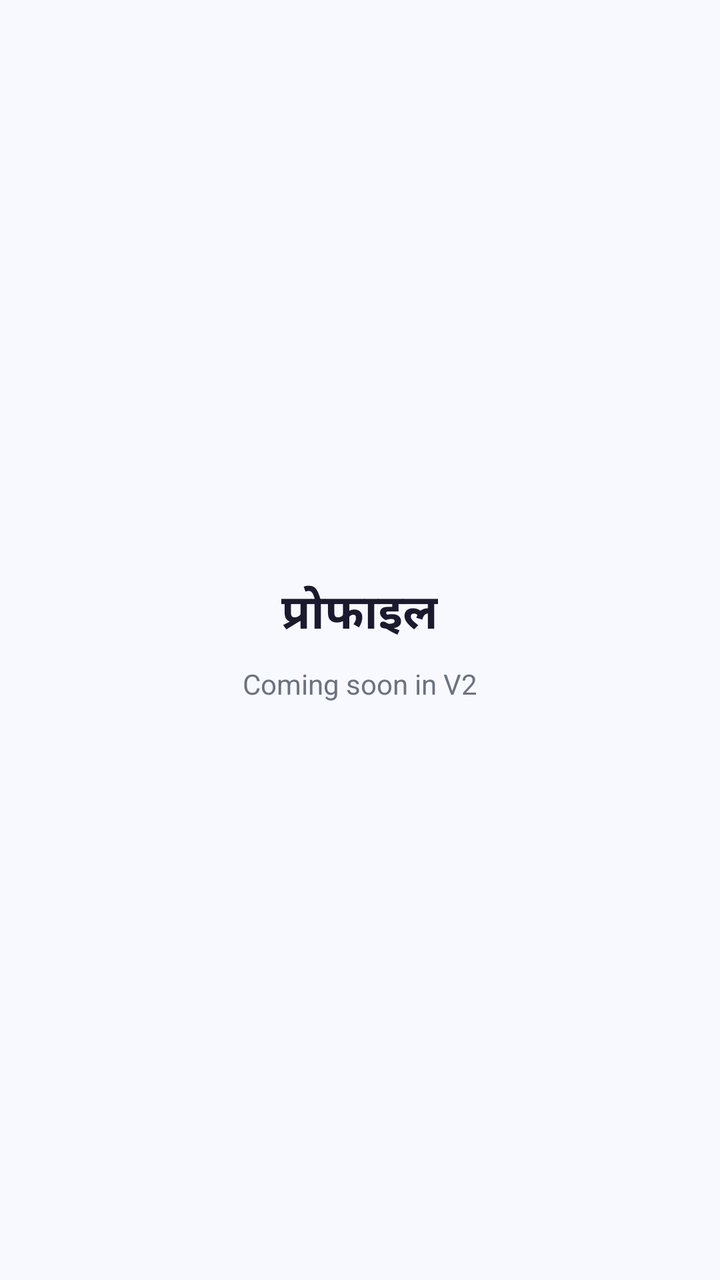
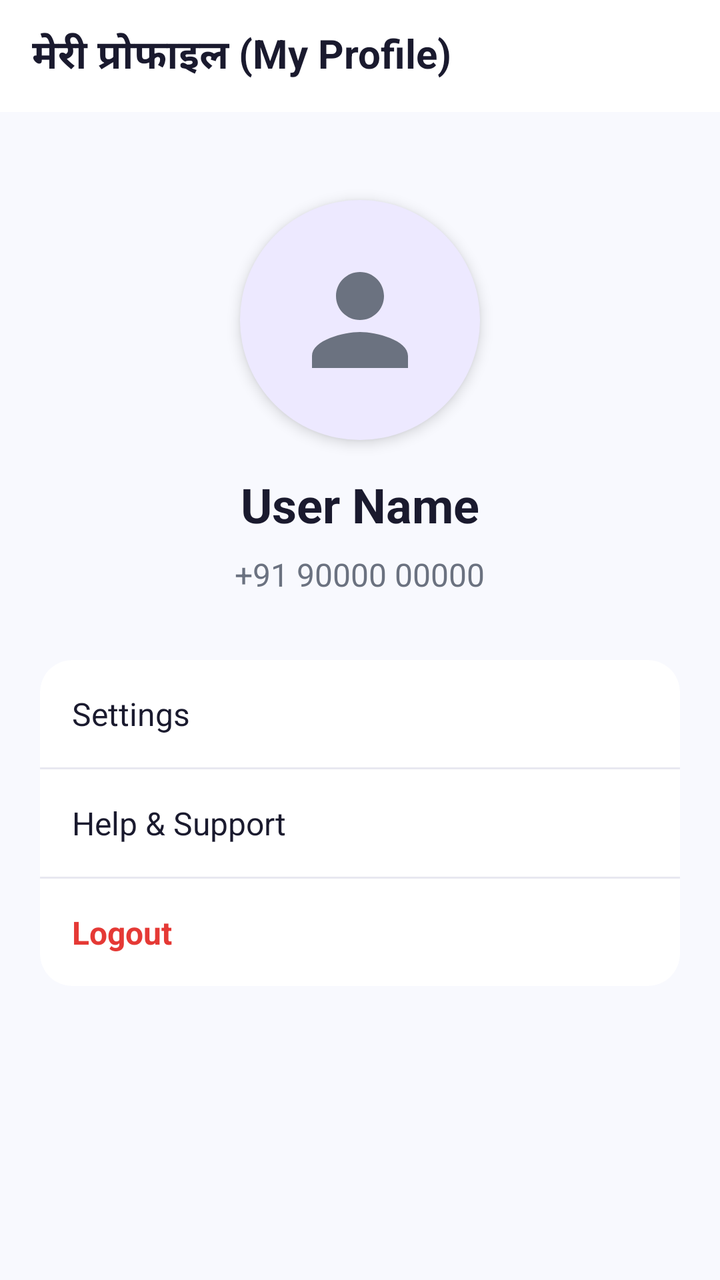

The first picture is an Android layout as it rendered before a commit; the second is the same layout after the commit. The layout source and the unified diff follow.
<!-- AndroidManifest.xml: application theme Theme.BalodSeva -->
<!-- res/layout/fragment_profile.xml -->
<?xml version="1.0" encoding="utf-8"?>
<LinearLayout xmlns:android="http://schemas.android.com/apk/res/android"
    android:layout_width="match_parent"
    android:layout_height="match_parent"
    android:gravity="center"
    android:orientation="vertical"
    android:background="@color/color_bg_screen">

    <TextView
        android:layout_width="wrap_content"
        android:layout_height="wrap_content"
        android:text="प्रोफाइल"
        android:textSize="24sp"
        android:textStyle="bold"
        android:textColor="@color/color_text_primary" />

    <TextView
        android:layout_width="wrap_content"
        android:layout_height="wrap_content"
        android:text="Coming soon in V2"
        android:layout_marginTop="8dp"
        android:textColor="@color/color_text_secondary" />

</LinearLayout>
<!-- resources referenced by this layout -->
<resources>
  <color name="color_bg_screen">#F8F9FE</color>
  <color name="color_text_primary">#1A1A2E</color>
  <color name="color_text_secondary">#6B7280</color>
  <style name="Theme.BalodSeva" parent="Theme.MaterialComponents.DayNight.NoActionBar">
          
          <item name="colorPrimary">@color/color_primary</item>
          <item name="colorPrimaryVariant">@color/color_primary_dark</item>
          <item name="colorOnPrimary">@color/white</item>
          <item name="colorSecondary">@color/color_whatsapp</item>
          <item name="colorOnSecondary">@color/white</item>
          <item name="colorSurface">@color/color_bg_card</item>
          <item name="colorOnSurface">@color/color_text_primary</item>
          <item name="android:colorBackground">@color/color_bg_screen</item>
          <item name="colorOnBackground">@color/color_text_primary</item>
          <item name="android:statusBarColor">@color/white</item>
          <item name="android:navigationBarColor">@color/white</item>
          <item name="android:windowLightStatusBar">true</item>
  
          
          <item name="fontFamily">sans-serif</item>
      </style>
  <color name="color_primary">#6B4EFF</color>
  <color name="color_primary_dark">#4A2FCC</color>
  <color name="white">#FFFFFF</color>
  <color name="color_whatsapp">#25D366</color>
  <color name="color_bg_card">#FFFFFF</color>
</resources>

<!-- the commit's change to res/layout/fragment_profile.xml (unified diff, before → after) -->
@@ -1,24 +1,136 @@
 <?xml version="1.0" encoding="utf-8"?>
 <LinearLayout xmlns:android="http://schemas.android.com/apk/res/android"
+    xmlns:app="http://schemas.android.com/apk/res-auto"
     android:layout_width="match_parent"
     android:layout_height="match_parent"
-    android:gravity="center"
     android:orientation="vertical"
     android:background="@color/color_bg_screen">
 
-    <TextView
-        android:layout_width="wrap_content"
+    
+    <com.google.android.material.appbar.AppBarLayout
+        android:layout_width="match_parent"
         android:layout_height="wrap_content"
-        android:text="प्रोफाइल"
-        android:textSize="24sp"
-        android:textStyle="bold"
-        android:textColor="@color/color_text_primary" />
+        android:background="@color/white"
+        app:elevation="0dp">
 
-    <TextView
-        android:layout_width="wrap_content"
-        android:layout_height="wrap_content"
-        android:text="Coming soon in V2"
-        android:layout_marginTop="8dp"
-        android:textColor="@color/color_text_secondary" />
+        <androidx.appcompat.widget.Toolbar
+            android:layout_width="match_parent"
+            android:layout_height="?attr/actionBarSize">
+            <TextView
+                android:layout_width="wrap_content"
+                android:layout_height="wrap_content"
+                android:text="मेरी प्रोफाइल (My Profile)"
+                android:textSize="20sp"
+                android:textStyle="bold"
+                android:textColor="@color/color_text_primary" />
+        </androidx.appcompat.widget.Toolbar>
+    </com.google.android.material.appbar.AppBarLayout>
 
+    <ScrollView
+        android:layout_width="match_parent"
+        android:layout_height="match_parent"
+        android:fillViewport="true">
+
+        <LinearLayout
+            android:layout_width="match_parent"
+            android:layout_height="wrap_content"
+            android:orientation="vertical"
+            android:padding="20dp"
+            android:gravity="center_horizontal">
+
+            
+            <FrameLayout
+                android:layout_width="120dp"
+                android:layout_height="120dp"
+                android:layout_marginTop="24dp"
+                android:background="@drawable/bg_avatar_circle"
+                android:elevation="4dp">
+                
+                <ImageView
+                    android:id="@+id/iv_profile_pic"
+                    android:layout_width="120dp"
+                    android:layout_height="120dp"
+                    android:scaleType="centerCrop"
+                    android:src="@drawable/ic_nav_profile"
+                    app:tint="@color/color_text_secondary"
+                    android:padding="24dp" />
+            </FrameLayout>
+
+            
+            <TextView
+                android:id="@+id/tv_profile_name"
+                android:layout_width="wrap_content"
+                android:layout_height="wrap_content"
+                android:layout_marginTop="16dp"
+                android:text="User Name"
+                android:textSize="24sp"
+                android:textStyle="bold"
+                android:textColor="@color/color_text_primary" />
+
+            <TextView
+                android:id="@+id/tv_profile_phone"
+                android:layout_width="wrap_content"
+                android:layout_height="wrap_content"
+                android:layout_marginTop="8dp"
+                android:text="+91 90000 00000"
+                android:textSize="16sp"
+                android:textColor="@color/color_text_secondary" />
+
+            
+            <androidx.cardview.widget.CardView
+                android:layout_width="match_parent"
+                android:layout_height="wrap_content"
+                android:layout_marginTop="32dp"
+                app:cardCornerRadius="16dp"
+                app:cardElevation="0dp"
+                app:cardBackgroundColor="@color/white">
+
+                <LinearLayout
+                    android:layout_width="match_parent"
+                    android:layout_height="wrap_content"
+                    android:orientation="vertical">
+
+                    <TextView
+                        android:layout_width="match_parent"
+                        android:layout_height="wrap_content"
+                        android:padding="16dp"
+                        android:text="Settings"
+                        android:textSize="16sp"
+                        android:textColor="@color/color_text_primary" />
+
+                    <View
+                        android:layout_width="match_parent"
+                        android:layout_height="1dp"
+                        android:background="@color/color_divider" />
+
+                    <TextView
+                        android:layout_width="match_parent"
+                        android:layout_height="wrap_content"
+                        android:padding="16dp"
+                        android:text="Help &amp; Support"
+                        android:textSize="16sp"
+                        android:textColor="@color/color_text_primary" />
+
+                    <View
+                        android:layout_width="match_parent"
+                        android:layout_height="1dp"
+                        android:background="@color/color_divider" />
+
+                    <TextView
+                        android:id="@+id/btn_logout"
+                        android:layout_width="match_parent"
+                        android:layout_height="wrap_content"
+                        android:padding="16dp"
+                        android:text="Logout"
+                        android:textSize="16sp"
+                        android:textStyle="bold"
+                        android:textColor="#E53935"
+                        android:clickable="true"
+                        android:focusable="true"
+                        android:background="?android:attr/selectableItemBackground" />
+
+                </LinearLayout>
+            </androidx.cardview.widget.CardView>
+        </LinearLayout>
+    </ScrollView>
 </LinearLayout>
<!-- resource entries referenced after the edit -->
@@ -1,8 +1,21 @@
 <!-- resources referenced by this layout -->
 <resources>
   <color name="color_bg_screen">#F8F9FE</color>
+  <color name="color_divider">#E8E8F0</color>
   <color name="color_text_primary">#1A1A2E</color>
   <color name="color_text_secondary">#6B7280</color>
+  <color name="white">#FFFFFF</color>
+  <!-- drawable bg_avatar_circle (drawable) -->
+  <?xml version="1.0" encoding="utf-8"?>
+  <shape xmlns:android="http://schemas.android.com/apk/res/android" android:shape="oval">
+      <solid android:color="@color/color_primary_light" />
+  </shape>
+  <!-- drawable ic_nav_profile (drawable) -->
+  <?xml version="1.0" encoding="utf-8"?>
+  <vector xmlns:android="http://schemas.android.com/apk/res/android"
+      android:width="24dp" android:height="24dp" android:viewportWidth="24" android:viewportHeight="24">
+      <path android:fillColor="#000" android:pathData="M12,12c2.21,0 4,-1.79 4,-4s-1.79,-4 -4,-4 -4,1.79 -4,4 1.79,4 4,4zM12,14c-2.67,0 -8,1.34 -8,4v2h16v-2c0,-2.66 -5.33,-4 -8,-4z"/>
+  </vector>
   <style name="Theme.BalodSeva" parent="Theme.MaterialComponents.DayNight.NoActionBar">
           
           <item name="colorPrimary">@color/color_primary</item>
@@ -21,9 +34,9 @@
           
           <item name="fontFamily">sans-serif</item>
       </style>
+  <color name="color_primary_light">#EDE9FF</color>
   <color name="color_primary">#6B4EFF</color>
   <color name="color_primary_dark">#4A2FCC</color>
-  <color name="white">#FFFFFF</color>
   <color name="color_whatsapp">#25D366</color>
   <color name="color_bg_card">#FFFFFF</color>
 </resources>
